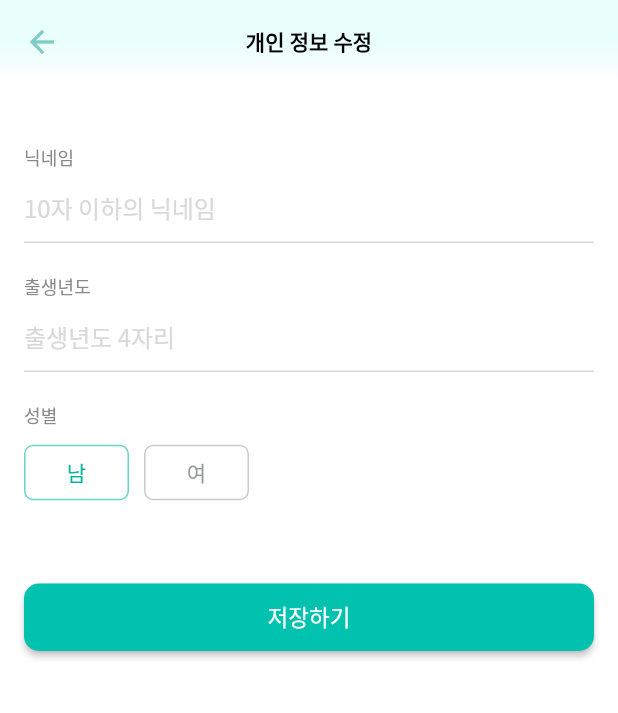
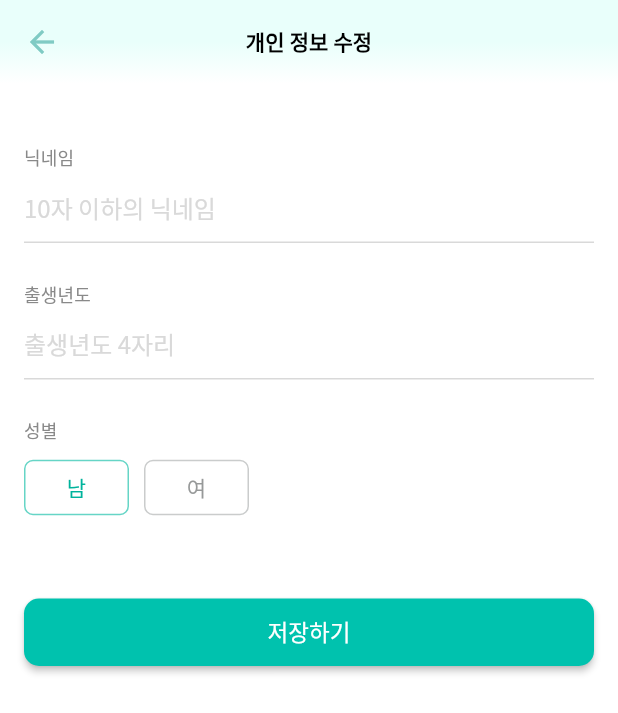
Before and after one commit to Semodrug/semo_ver2, a Flutter app: the EditPrivacyPage screen opened directly with empty values, on a phone screen of 412 x 824 dp. Shown: the top 713 px of the screen. Run offline on Flutter 3.47's test engine with Material 2 defaults, Android fonts, the phone set to English and light mode, and no system bars; our stand-ins replace cloud_firestore, firebase_auth, firebase_core, firebase_storage, fl_chart, flutter_datetime_picker and 9 more; missing offline and left inert: app_settings, dynamic_text_highlighting, firebase_ml_vision; accounts and stored records are empty.

Commit message:
[UPDATE] mypage UI

```diff
--- a/lib/mypage/1_edit_privacy.dart
+++ b/lib/mypage/1_edit_privacy.dart
@@ -97,11 +97,11 @@ class _EditPrivacyPageState extends State<EditPrivacyPage> {
                   ),
                   nickname(),
                   SizedBox(
-                    height: 20.0,
+                    height: 25.0,
                   ),
                   birthYear(),
                   SizedBox(
-                    height: 20.0,
+                    height: 25.0,
                   ),
                   sex(),
                   SizedBox(height: 50.0),
```
